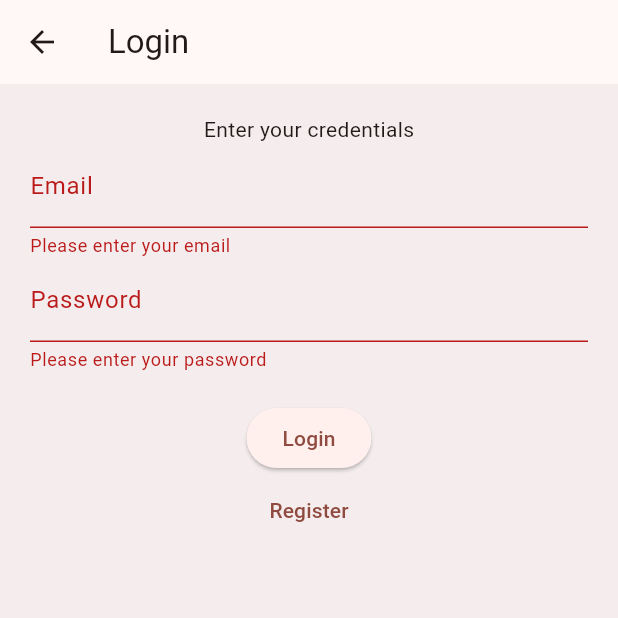
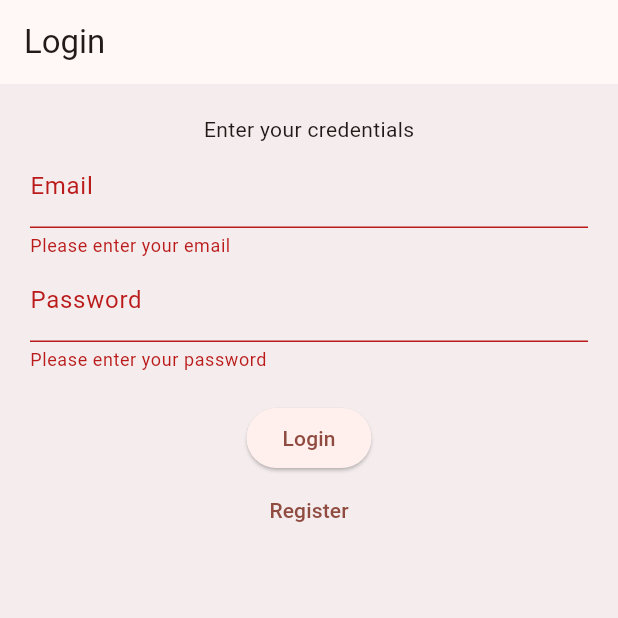
Before and after one commit to pmwatt/muict-uwu-pet-adoption, a Flutter app: the screen it shows after launch, after a tap on "Login", on a phone screen of 412 x 824 dp, the top half of it. Run offline on Flutter 3.47's test engine with Material 3 defaults, Android fonts, the phone set to English and light mode, and no system bars; our stand-ins replace carousel_slider, cloud_firestore, firebase_auth, firebase_core, flutter_dotenv, flutter_svg and 1 more; accounts and stored records are empty; network calls fail.

Commit message:
Login and register to create firebase docs, cleanup home

```diff
--- a/lib/hub.dart
+++ b/lib/hub.dart
@@ -42,6 +42,7 @@ class _HubState extends State<Hub> {
     return Scaffold(
       appBar: AppBar(
         title: const Text('UWU', style: textStyleH2),
+        automaticallyImplyLeading: false,
       ),
       body: Center(
         child: _widgetOptions.elementAt(_selectedIndex),
--- a/lib/hubPages/homePage.dart
+++ b/lib/hubPages/homePage.dart
@@ -35,23 +35,23 @@ class _HomePageState extends State<HomePage> {
               SizedBox(
                 height: 50,
               ),
-              Row(
-                mainAxisAlignment: MainAxisAlignment.center,
-                children: [
-                  ElevatedButton(onPressed: () {}, child: Text('Cats')),
-                  SizedBox(
-                    width: 10,
-                  ),
-                  ElevatedButton(onPressed: () {}, child: Text('Dogs')),
-                  SizedBox(
-                    width: 10,
-                  ),
-                  ElevatedButton(onPressed: () {}, child: Text('Others'))
-                ],
-              ),
-              SizedBox(
-                height: 50,
-              ),
+              // Row(
+              //   mainAxisAlignment: MainAxisAlignment.center,
+              //   children: [
+              //     ElevatedButton(onPressed: () {}, child: Text('Cats')),
+              //     SizedBox(
+              //       width: 10,
+              //     ),
+              //     ElevatedButton(onPressed: () {}, child: Text('Dogs')),
+              //     SizedBox(
+              //       width: 10,
+              //     ),
+              //     ElevatedButton(onPressed: () {}, child: Text('Others'))
+              //   ],
+              // ),
+              // SizedBox(
+              //   height: 50,
+              // ),
 
               // reference:
               // https://pub.dev/packages/carousel_slider
@@ -84,45 +84,47 @@ class _HomePageState extends State<HomePage> {
                   SizedBox(
                     height: 30,
                   ),
-                  Padding(
-                    padding: const EdgeInsets.all(8.0),
-                    child: SearchAnchor(builder:
-                        (BuildContext context, SearchController controller) {
-                      return SearchBar(
-                        controller: controller,
-                        padding: const MaterialStatePropertyAll<EdgeInsets>(
-                            EdgeInsets.symmetric(horizontal: 16.0)),
-                        onTap: () {
-                          controller.openView();
-                        },
-                        onChanged: (_) {
-                          controller.openView();
-                        },
-                        leading: const Icon(Icons.search),
-                      );
-                    }, suggestionsBuilder:
-                        (BuildContext context, SearchController controller) {
-                      return List<ListTile>.generate(5, (int index) {
-                        final String item = 'item $index';
-                        return ListTile(
-                          title: Text(item),
-                          onTap: () {
-                            setState(() {
-                              controller.closeView(item);
-                            });
-                          },
-                        );
-                      });
-                    }),
-                  ),
+                  // Padding(
+                  //   padding: const EdgeInsets.all(8.0),
+                  //   child: SearchAnchor(builder:
+                  //       (BuildContext context, SearchController controller) {
+                  //     return SearchBar(
+                  //       controller: controller,
+                  //       padding: const MaterialStatePropertyAll<EdgeInsets>(
+                  //           EdgeInsets.symmetric(horizontal: 16.0)),
+                  //       onTap: () {
+                  //         controller.openView();
+                  //       },
+                  //       onChanged: (_) {
+                  //         controller.openView();
+                  //       },
+                  //       leading: const Icon(Icons.search),
+                  //     );
+                  //   }, suggestionsBuilder:
+                  //       (BuildContext context, SearchController controller) {
+                  //     return List<ListTile>.generate(5, (int index) {
+                  //       final String item = 'item $index';
+                  //       return ListTile(
+                  //         title: Text(item),
+                  //         onTap: () {
+                  //           setState(() {
+                  //             controller.closeView(item);
+                  //           });
+                  //         },
+                  //       );
+                  //     });
+                  //   }),
+                  // ),
                   SizedBox(
                     height: 20,
                   ),
-                  ElevatedButton(
-                      onPressed: () {
-                        Navigator.pushNamed(context, '/search');
-                      },
-                      child: Text('Search')),
+                  ButtonTheme(
+                    child: ElevatedButton(
+                        onPressed: () {
+                          Navigator.pushNamed(context, '/search');
+                        },
+                        child: Text('Search')),
+                  ),
                 ],
               ),
               SizedBox(
--- a/lib/login.dart
+++ b/lib/login.dart
@@ -19,6 +19,7 @@ class _LoginPageState extends State<LoginPage> {
     return Scaffold(
       appBar: AppBar(
         title: Text('Login'),
+        automaticallyImplyLeading: false,
       ),
       body: Padding(
         padding: EdgeInsets.all(20.0),
--- a/lib/register.dart
+++ b/lib/register.dart
@@ -19,6 +19,7 @@ class _RegisterPageState extends State<RegisterPage> {
     return Scaffold(
       appBar: AppBar(
         title: Text('Register'),
+        automaticallyImplyLeading: false,
       ),
       body: Padding(
         padding: EdgeInsets.all(20.0),
--- a/lib/search.dart
+++ b/lib/search.dart
@@ -42,7 +42,7 @@ class Search extends StatelessWidget {
                   crossAxisCount: 2,
                   mainAxisSpacing: kDefaultPaddin,
                   crossAxisSpacing: kDefaultPaddin,
-                  childAspectRatio: 0.75,
+                  childAspectRatio: 0.70,
                 ),
                 itemBuilder: (context, index) => ItemCard(
                   product: products[index],
```
Also changed, not shown: lib/details_screen.dart (+1 -13 lines), lib/models/Product.dart (+25 -17 lines), lib/organizationDetails.dart (added, +133 -0 lines).
